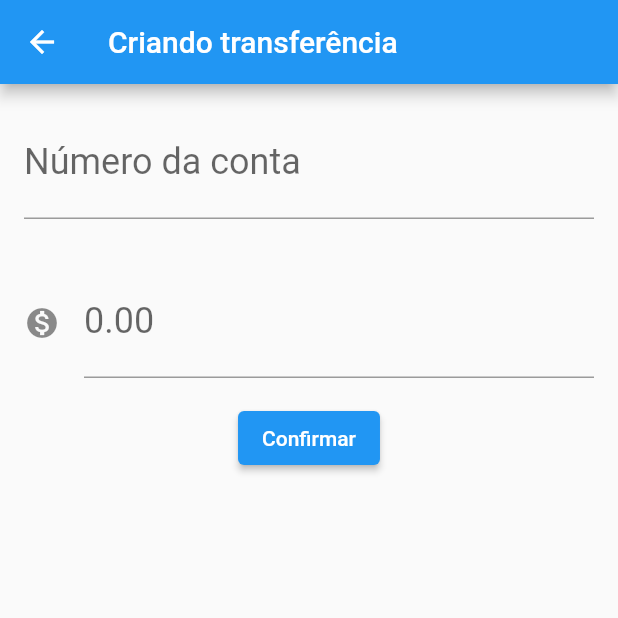
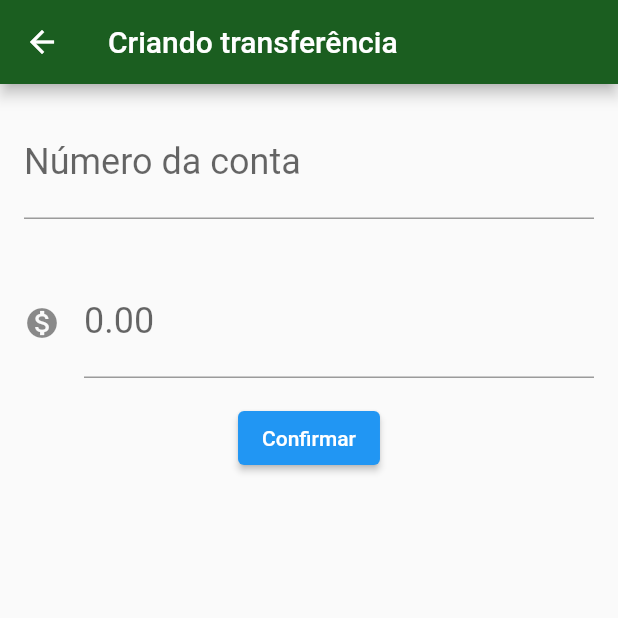
Before and after one commit to takanage/first_app_flutter, a Flutter app: the screen it shows after launch, after a tap on the "add" icon, on a phone screen of 412 x 824 dp, the top half of it. Run offline on Flutter 3.47's test engine with Material 2 defaults, Android fonts, the phone set to English and light mode, and no system bars.

Commit message:
Modify Colors

```diff
--- a/lib/main.dart
+++ b/lib/main.dart
@@ -6,14 +6,26 @@ class BytebankApp extends StatelessWidget {
   @override
   Widget build(BuildContext context) {
     return MaterialApp(
-      home: Scaffold(
-        body: ListaTransferencia(),
+      theme: ThemeData(
+        primaryColor: Colors.green[900],
+        accentColor: Colors.blueAccent[700],
+        buttonTheme: ButtonThemeData(
+            buttonColor: Colors.blueAccent[700],
+            textTheme: ButtonTextTheme.primary),
       ),
+      home: ListaTransferencias(),
     );
   }
 }
 
-class FormularioTransferencia extends StatelessWidget {
+class FormularioTransferencia extends StatefulWidget {
+  @override
+  State<StatefulWidget> createState() {
+    return FormularioTransferenciaState();
+  }
+}
+
+class FormularioTransferenciaState extends State<FormularioTransferencia> {
   final TextEditingController _controladorCampoNumeroConta =
       TextEditingController();
 
@@ -25,7 +37,8 @@ class FormularioTransferencia extends StatelessWidget {
       appBar: AppBar(
         title: Text('Criando transferência'),
       ),
-      body: Column(
+      body: SingleChildScrollView(
+        child: Column(
           children: <Widget>[
             Editor(
               controlador: _controladorCampoNumeroConta,
@@ -44,6 +57,7 @@ class FormularioTransferencia extends StatelessWidget {
             ),
           ],
         ),
+      ),
     );
   }
 
@@ -54,7 +68,7 @@ class FormularioTransferencia extends StatelessWidget {
       final transferenciaCriada = Transferencia(valor, numeroConta);
       debugPrint('Criando transferência');
       debugPrint('$transferenciaCriada');
-      Navigator.pop(context,transferenciaCriada);
+      Navigator.pop(context, transferenciaCriada);
     }
   }
 }
@@ -65,6 +79,7 @@ class Editor extends StatelessWidget {
   final String dica;
   final IconData icone;
 
+  // Item obrigatorio eu coloco fora dos {}
   Editor({this.controlador, this.rotulo, this.dica, this.icone});
 
   @override
@@ -85,19 +100,29 @@ class Editor extends StatelessWidget {
   }
 }
 
-class ListaTransferencia extends StatelessWidget {
+class ListaTransferencias extends StatefulWidget {
+  final List<Transferencia> _transferencias = [];
+
+  @override
+  State<StatefulWidget> createState() {
+    return ListaTransferenciasState();
+  }
+}
+
+// O Stateful precisa traballhar com um state
+class ListaTransferenciasState extends State<ListaTransferencias> {
   @override
   Widget build(BuildContext context) {
     return Scaffold(
       appBar: AppBar(
         title: Text('Transferências'),
       ),
-      body: Column(
-        children: <Widget>[
-          ItemTransferencia(Transferencia(100.0, 1000)),
-          ItemTransferencia(Transferencia(200.0, 2000)),
-          ItemTransferencia(Transferencia(300.0, 3000)),
-        ],
+      body: ListView.builder(
+        itemCount: widget._transferencias.length,
+        itemBuilder: (context, indice) {
+          final transferencia = widget._transferencias[indice];
+          return ItemTransferencia(transferencia);
+        },
       ),
       floatingActionButton: FloatingActionButton(
         child: Icon(Icons.add),
@@ -107,9 +132,16 @@ class ListaTransferencia extends StatelessWidget {
             return FormularioTransferencia();
           }));
           future.then((trasnferenciaRecebida) {
+            Future.delayed(Duration(seconds: 1), () {
               debugPrint('Chegou no then do future ');
               debugPrint('$trasnferenciaRecebida');
-
+              //SEMPRE UTILIZAR O setState para atualizar!
+              if (trasnferenciaRecebida != null) {
+                setState(() {
+                  widget._transferencias.add(trasnferenciaRecebida);
+                });
+              }
+            });
           });
         },
       ),
```
Lines whose indentation alone changed are shown as unchanged.
